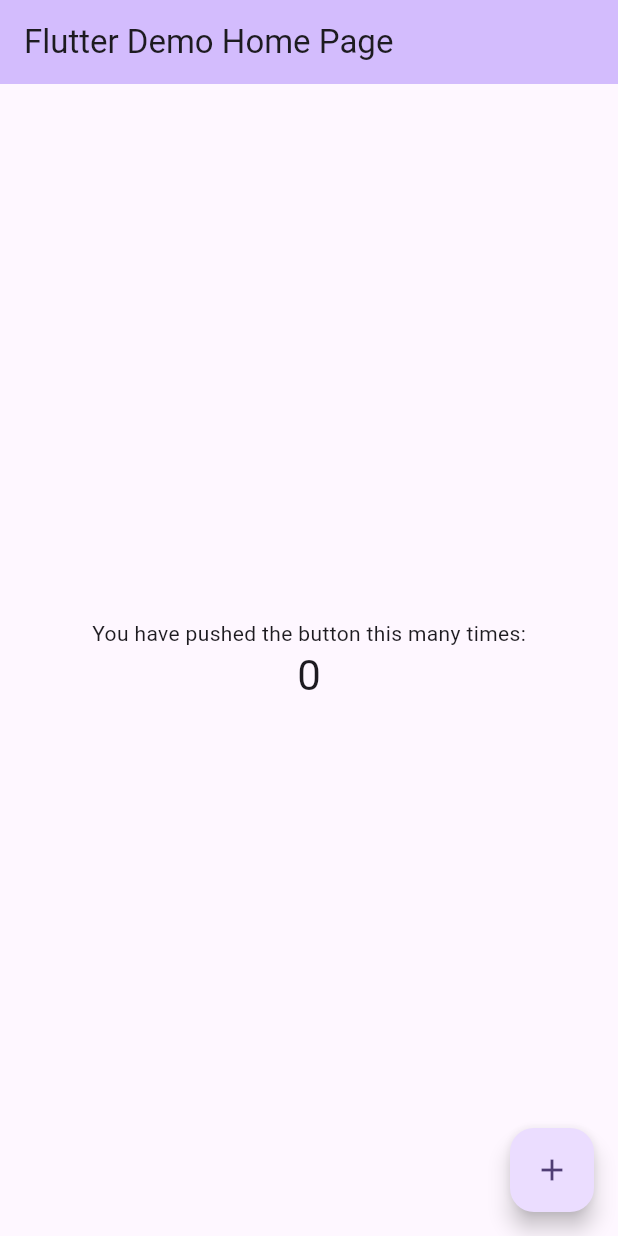
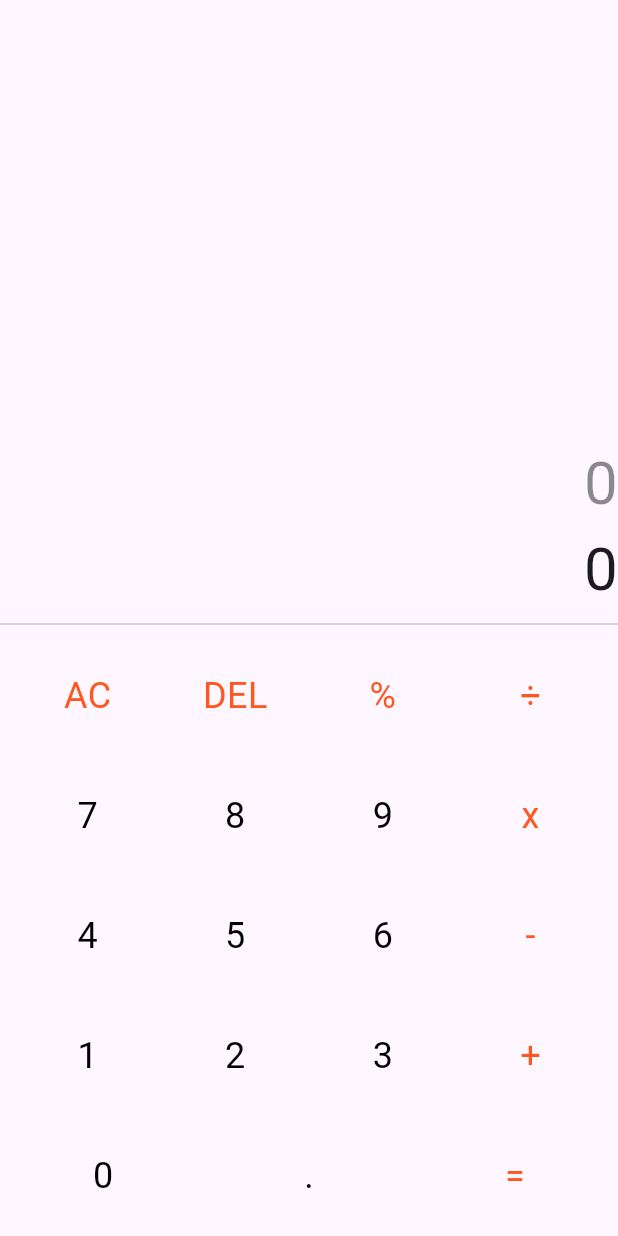
Before and after one commit to pranaygsk/CalculatorApp, a Flutter app: the screen it shows after launch, on a phone screen of 412 x 824 dp. Run offline on Flutter 3.47's test engine with Material 3 defaults, Android fonts, the phone set to English and light mode, and no system bars.

Commit message:
UI Design Completed

```diff
--- /dev/null
+++ b/lib/components/button.dart
@@ -0,0 +1,25 @@
+import 'package:flutter/material.dart';
+
+class MyButton extends StatelessWidget {
+  final String btnText;
+  final Color color;
+
+  const MyButton({
+    super.key,
+    required this.btnText,
+    required this.color,
+  });
+
+  @override
+  Widget build(BuildContext context) {
+    return Container(
+      alignment: Alignment.center,
+      width: 80,
+      height: 80,
+      child: Text(
+        btnText,
+        style: TextStyle(fontSize: 24, color: color),
+      ),
+    );
+  }
+}
--- a/lib/main.dart
+++ b/lib/main.dart
@@ -1,3 +1,4 @@
+import 'package:calculator_app/pages/home_page.dart';
 import 'package:flutter/material.dart';
 
 void main() {
@@ -16,95 +17,7 @@ class MyApp extends StatelessWidget {
         colorScheme: ColorScheme.fromSeed(seedColor: Colors.deepPurple),
         useMaterial3: true,
       ),
-      home: const MyHomePage(title: 'Flutter Demo Home Page'),
+      home: const HomePage(),
     );
   }
 }
-
-class MyHomePage extends StatefulWidget {
-  const MyHomePage({super.key, required this.title});
-
-  // This widget is the home page of your application. It is stateful, meaning
-  // that it has a State object (defined below) that contains fields that affect
-  // how it looks.
-
-  // This class is the configuration for the state. It holds the values (in this
-  // case the title) provided by the parent (in this case the App widget) and
-  // used by the build method of the State. Fields in a Widget subclass are
-  // always marked "final".
-
-  final String title;
-
-  @override
-  State<MyHomePage> createState() => _MyHomePageState();
-}
-
-class _MyHomePageState extends State<MyHomePage> {
-  int _counter = 0;
-
-  void _incrementCounter() {
-    setState(() {
-      // This call to setState tells the Flutter framework that something has
-      // changed in this State, which causes it to rerun the build method below
-      // so that the display can reflect the updated values. If we changed
-      // _counter without calling setState(), then the build method would not be
-      // called again, and so nothing would appear to happen.
-      _counter++;
-    });
-  }
-
-  @override
-  Widget build(BuildContext context) {
-    // This method is rerun every time setState is called, for instance as done
-    // by the _incrementCounter method above.
-    //
-    // The Flutter framework has been optimized to make rerunning build methods
-    // fast, so that you can just rebuild anything that needs updating rather
-    // than having to individually change instances of widgets.
-    return Scaffold(
-      appBar: AppBar(
-        // TRY THIS: Try changing the color here to a specific color (to
-        // Colors.amber, perhaps?) and trigger a hot reload to see the AppBar
-        // change color while the other colors stay the same.
-        backgroundColor: Theme.of(context).colorScheme.inversePrimary,
-        // Here we take the value from the MyHomePage object that was created by
-        // the App.build method, and use it to set our appbar title.
-        title: Text(widget.title),
-      ),
-      body: Center(
-        // Center is a layout widget. It takes a single child and positions it
-        // in the middle of the parent.
-        child: Column(
-          // Column is also a layout widget. It takes a list of children and
-          // arranges them vertically. By default, it sizes itself to fit its
-          // children horizontally, and tries to be as tall as its parent.
-          //
-          // Column has various properties to control how it sizes itself and
-          // how it positions its children. Here we use mainAxisAlignment to
-          // center the children vertically; the main axis here is the vertical
-          // axis because Columns are vertical (the cross axis would be
-          // horizontal).
-          //
-          // TRY THIS: Invoke "debug painting" (choose the "Toggle Debug Paint"
-          // action in the IDE, or press "p" in the console), to see the
-          // wireframe for each widget.
-          mainAxisAlignment: MainAxisAlignment.center,
-          children: <Widget>[
-            const Text(
-              'You have pushed the button this many times:',
-            ),
-            Text(
-              '$_counter',
-              style: Theme.of(context).textTheme.headlineMedium,
-            ),
-          ],
-        ),
-      ),
-      floatingActionButton: FloatingActionButton(
-        onPressed: _incrementCounter,
-        tooltip: 'Increment',
-        child: const Icon(Icons.add),
-      ), // This trailing comma makes auto-formatting nicer for build methods.
-    );
-  }
-}
--- /dev/null
+++ b/lib/pages/home_page.dart
@@ -0,0 +1,148 @@
+import 'package:calculator_app/components/button.dart';
+import 'package:flutter/material.dart';
+
+class HomePage extends StatefulWidget {
+  const HomePage({super.key});
+
+  @override
+  State<HomePage> createState() => _HomePageState();
+}
+
+class _HomePageState extends State<HomePage> {
+  @override
+  Widget build(BuildContext context) {
+    return const SafeArea(
+      child: Scaffold(
+        body: Column(
+          mainAxisAlignment: MainAxisAlignment.end,
+          crossAxisAlignment: CrossAxisAlignment.end,
+          children: [
+            //History Text
+            Text(
+              "0",
+              style: TextStyle(fontSize: 40, color: Colors.black45),
+            ),
+
+            //Calculated Text
+            Text(
+              "0",
+              style: TextStyle(fontSize: 40),
+            ),
+            Divider(),
+
+            //Row with 4 buttons AC, delete, %, divide
+            Row(
+              mainAxisAlignment: MainAxisAlignment.spaceEvenly,
+              children: [
+                MyButton(
+                  btnText: "AC",
+                  color: Colors.deepOrange,
+                ),
+                MyButton(
+                  btnText: "DEL",
+                  color: Colors.deepOrange,
+                ),
+                MyButton(
+                  btnText: "%",
+                  color: Colors.deepOrange,
+                ),
+                MyButton(
+                  btnText: "÷",
+                  color: Colors.deepOrange,
+                ),
+              ],
+            ),
+
+            //Row with 7 8 9 x
+            Row(
+              mainAxisAlignment: MainAxisAlignment.spaceEvenly,
+              children: [
+                MyButton(
+                  btnText: "7",
+                  color: Colors.black,
+                ),
+                MyButton(
+                  btnText: "8",
+                  color: Colors.black,
+                ),
+                MyButton(
+                  btnText: "9",
+                  color: Colors.black,
+                ),
+                MyButton(
+                  btnText: "x",
+                  color: Colors.deepOrange,
+                ),
+              ],
+            ),
+
+            //Row with 4 5 6 -
+            Row(
+              mainAxisAlignment: MainAxisAlignment.spaceEvenly,
+              children: [
+                MyButton(
+                  btnText: "4",
+                  color: Colors.black,
+                ),
+                MyButton(
+                  btnText: "5",
+                  color: Colors.black,
+                ),
+                MyButton(
+                  btnText: "6",
+                  color: Colors.black,
+                ),
+                MyButton(
+                  btnText: "-",
+                  color: Colors.deepOrange,
+                ),
+              ],
+            ),
+
+            //Row with 1 2 3 +
+            Row(
+              mainAxisAlignment: MainAxisAlignment.spaceEvenly,
+              children: [
+                MyButton(
+                  btnText: "1",
+                  color: Colors.black,
+                ),
+                MyButton(
+                  btnText: "2",
+                  color: Colors.black,
+                ),
+                MyButton(
+                  btnText: "3",
+                  color: Colors.black,
+                ),
+                MyButton(
+                  btnText: "+",
+                  color: Colors.deepOrange,
+                ),
+              ],
+            ),
+
+            //Row with 0 . =
+            Row(
+              mainAxisAlignment: MainAxisAlignment.spaceAround,
+              children: [
+                MyButton(
+                  btnText: "0",
+                  color: Colors.black,
+                ),
+                MyButton(
+                  btnText: ".",
+                  color: Colors.black,
+                ),
+                MyButton(
+                  btnText: "=",
+                  color: Colors.deepOrange,
+                ),
+              ],
+            ),
+          ],
+        ),
+      ),
+    );
+  }
+}
```
